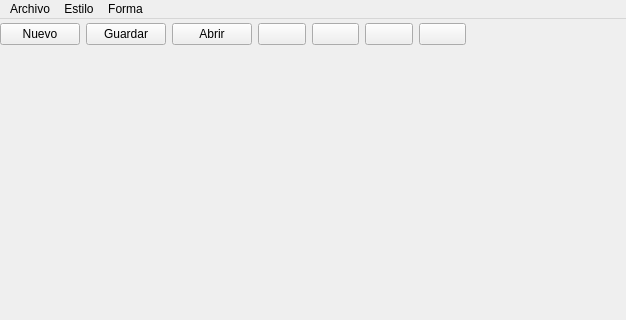
This is principal.ui in AlexeiM2/Qt-Mi-Paint as Qt 5 draws it before an edit; both pictures show x 0 to 626 and y 0 to 320 of the 800 by 600 pixel window. The edited form follows.
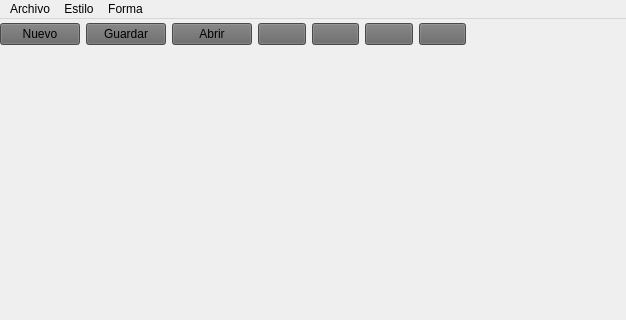
This is the edited form. Icons and pictures are not drawn.

Diff of the .ui file:
```diff
--- a/principal.ui
+++ b/principal.ui
@@ -29,6 +29,9 @@
     <layout class="QHBoxLayout" name="horizontalLayout">
      <item>
       <widget class="QPushButton" name="btnNuevo">
+       <property name="styleSheet">
+        <string notr="true">background-color: rgb(102, 102, 102);</string>
+       </property>
        <property name="text">
         <string>Nuevo</string>
        </property>
@@ -36,6 +39,9 @@
      </item>
      <item>
       <widget class="QPushButton" name="btnGuardar">
+       <property name="styleSheet">
+        <string notr="true">background-color: rgb(102, 102, 102);</string>
+       </property>
        <property name="text">
         <string>Guardar</string>
        </property>
@@ -43,6 +49,9 @@
      </item>
      <item>
       <widget class="QPushButton" name="btnAbrir">
+       <property name="styleSheet">
+        <string notr="true">background-color: rgb(102, 102, 102);</string>
+       </property>
        <property name="text">
         <string>Abrir</string>
        </property>
@@ -50,6 +59,9 @@
      </item>
      <item>
       <widget class="QPushButton" name="btnLibre">
+       <property name="styleSheet">
+        <string notr="true">background-color: rgb(102, 102, 102);</string>
+       </property>
        <property name="text">
         <string/>
        </property>
@@ -57,6 +69,9 @@
      </item>
      <item>
       <widget class="QPushButton" name="btnLineas">
+       <property name="styleSheet">
+        <string notr="true">background-color: rgb(102, 102, 102);</string>
+       </property>
        <property name="text">
         <string/>
        </property>
@@ -64,6 +79,9 @@
      </item>
      <item>
       <widget class="QPushButton" name="btnRec">
+       <property name="styleSheet">
+        <string notr="true">background-color: rgb(102, 102, 102);</string>
+       </property>
        <property name="text">
         <string/>
        </property>
@@ -71,6 +89,9 @@
      </item>
      <item>
       <widget class="QPushButton" name="btnCir">
+       <property name="styleSheet">
+        <string notr="true">background-color: rgb(102, 102, 102);</string>
+       </property>
        <property name="text">
         <string/>
        </property>
```
Left out of the diff: 54 changed lines with no effect on the pictures.
